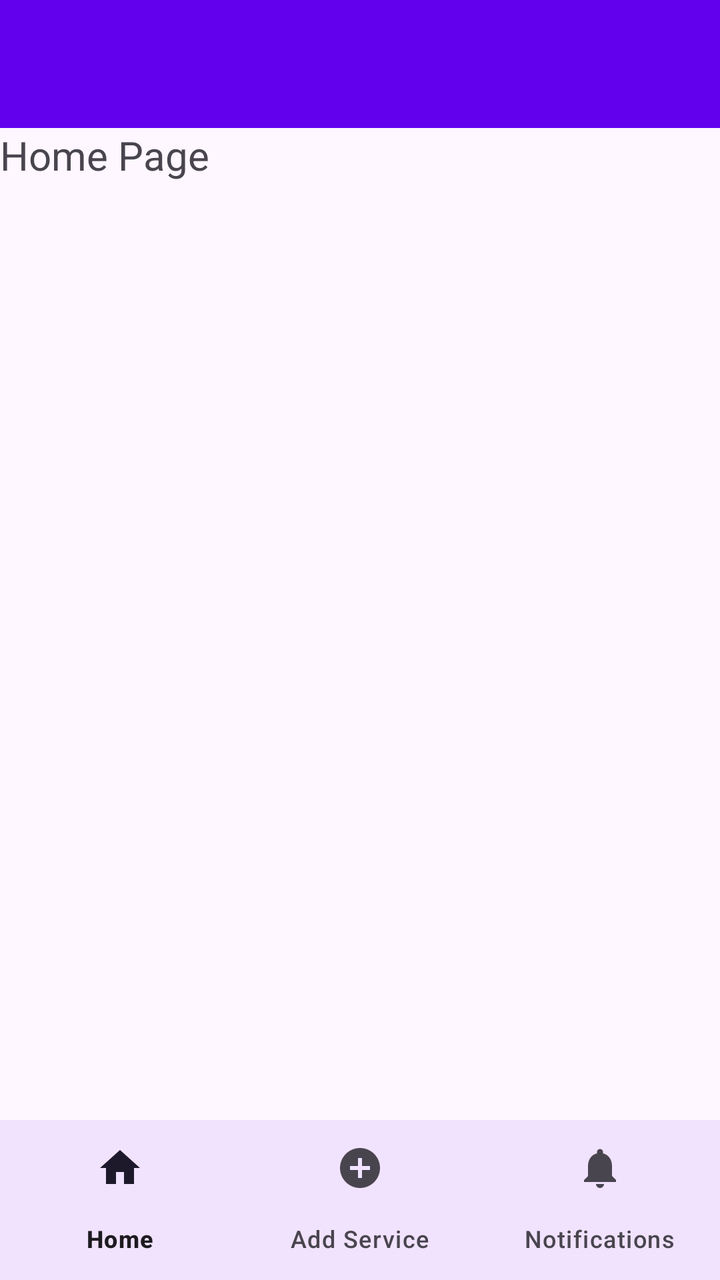
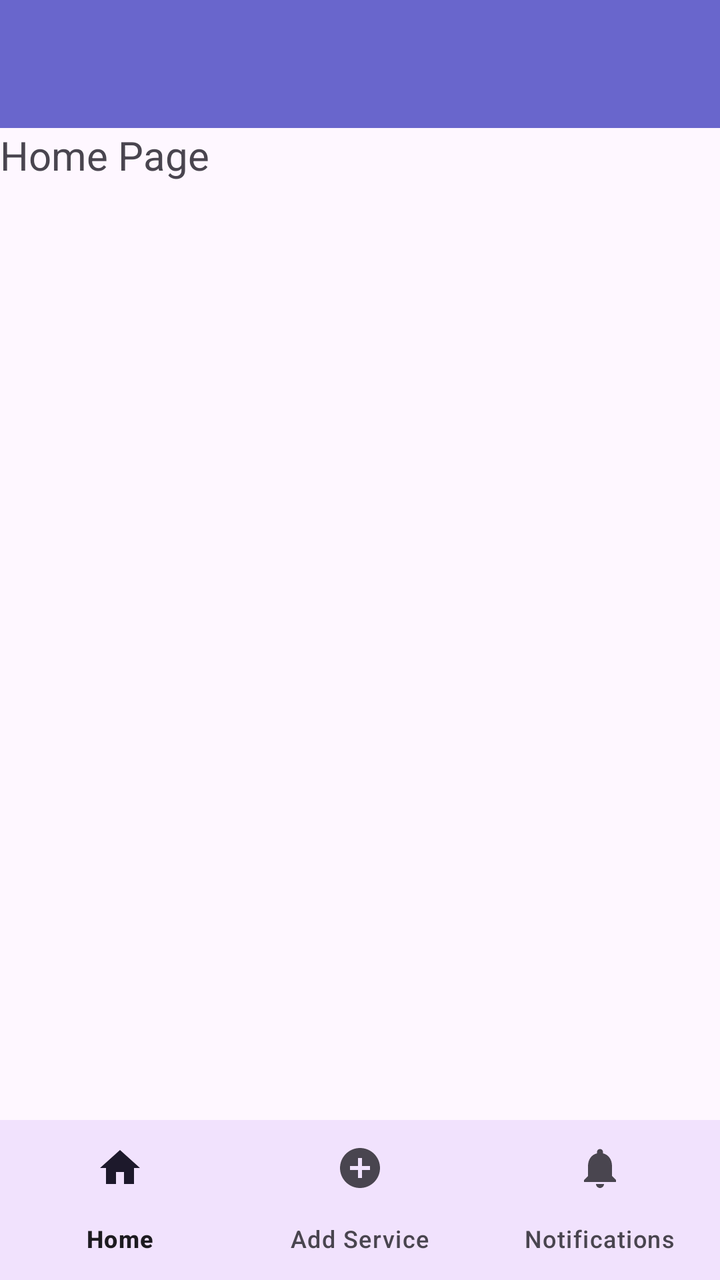

Screens rendered from an Android XML layout before and after an edit, with the pre-edit source and the edit as a unified diff.
<!-- AndroidManifest.xml: application theme Theme.RealtimeDB -->
<!-- res/layout/app_bar_main.xml -->
<?xml version="1.0" encoding="utf-8"?>
<androidx.coordinatorlayout.widget.CoordinatorLayout xmlns:android="http://schemas.android.com/apk/res/android"
    xmlns:app="http://schemas.android.com/apk/res-auto"
    xmlns:tools="http://schemas.android.com/tools"
    android:layout_width="match_parent"
    android:layout_height="match_parent"
    tools:context=".MainActivity">

    <com.google.android.material.appbar.AppBarLayout
        android:layout_width="match_parent"
        android:layout_height="wrap_content">

        <androidx.appcompat.widget.Toolbar
            android:id="@+id/toolbar"
            android:layout_width="match_parent"
            android:layout_height="?attr/actionBarSize"
            android:background="?attr/colorPrimary"
            android:theme="@style/ThemeOverlay.AppCompat.Dark.ActionBar"
            app:popupTheme="@style/ThemeOverlay.AppCompat.Light" />

    </com.google.android.material.appbar.AppBarLayout>

    <include layout="@layout/content_main" />

</androidx.coordinatorlayout.widget.CoordinatorLayout>
<!-- res/layout/content_main.xml (included above) -->
<?xml version="1.0" encoding="utf-8"?>
<androidx.constraintlayout.widget.ConstraintLayout xmlns:android="http://schemas.android.com/apk/res/android"
    xmlns:app="http://schemas.android.com/apk/res-auto"
    xmlns:tools="http://schemas.android.com/tools"
    android:layout_width="match_parent"
    android:layout_height="match_parent"
    app:layout_behavior="@string/appbar_scrolling_view_behavior"
    tools:context=".MainActivity"
    tools:showIn="@layout/app_bar_main">


    
    <androidx.coordinatorlayout.widget.CoordinatorLayout
        android:layout_width="match_parent"
        android:layout_height="match_parent">


        

        
        <FrameLayout
            android:id="@+id/fragment_container"
            android:layout_width="match_parent"
            android:layout_height="586dp"
            app:layout_behavior="@string/appbar_scrolling_view_behavior" >

            <TextView
                android:id="@+id/textView2"
                android:textSize="20dp"
                android:layout_width="wrap_content"
                android:layout_height="wrap_content"
                android:text="Home Page" />
        </FrameLayout>

        <com.google.android.material.bottomnavigation.BottomNavigationView
            android:id="@+id/bottom_navigation"
            android:layout_width="match_parent"
            android:layout_height="wrap_content"
            android:layout_gravity="bottom"
            android:background="?android:attr/windowBackground"
            app:menu="@menu/bottom_navigation_menu" />

    </androidx.coordinatorlayout.widget.CoordinatorLayout>



</androidx.constraintlayout.widget.ConstraintLayout>
<!-- resources referenced by this layout -->
<resources>
  <style name="Theme.RealtimeDB" parent="Base.Theme.RealtimeDB" />
  <style name="Base.Theme.RealtimeDB" parent="Theme.Material3.DayNight.NoActionBar">
          
          <item name="colorPrimary">@color/colorPrimary</item>
          <item name="colorPrimaryVariant">@color/colorPrimaryDark</item>
          <item name="colorOnPrimary">@color/white</item>
          
          <item name="colorSecondary">@color/colorAccent</item>
          <item name="colorOnSecondary">@color/black</item>
          
          <item name="android:statusBarColor">?attr/colorPrimaryVariant</item>
      </style>
  <color name="colorPrimary">#6200EE</color>
  <color name="colorPrimaryDark">#3700B3</color>
  <color name="white">#FFFFFFFF</color>
  <color name="colorAccent">#03DAC5</color>
  <color name="black">#FF000000</color>
</resources>

<!-- the commit's change to res/layout/app_bar_main.xml (unified diff, before → after) -->
@@ -8,13 +8,13 @@
 
     <com.google.android.material.appbar.AppBarLayout
         android:layout_width="match_parent"
+        android:background="@color/lavender"
         android:layout_height="wrap_content">
 
         <androidx.appcompat.widget.Toolbar
             android:id="@+id/toolbar"
             android:layout_width="match_parent"
             android:layout_height="?attr/actionBarSize"
-            android:background="?attr/colorPrimary"
             android:theme="@style/ThemeOverlay.AppCompat.Dark.ActionBar"
             app:popupTheme="@style/ThemeOverlay.AppCompat.Light" />
 
<!-- resource entries referenced after the edit -->
@@ -1,5 +1,6 @@
 <!-- resources referenced by this layout -->
 <resources>
+  <color name="lavender">#6966CC</color>
   <style name="Theme.RealtimeDB" parent="Base.Theme.RealtimeDB" />
   <style name="Base.Theme.RealtimeDB" parent="Theme.Material3.DayNight.NoActionBar">
           
